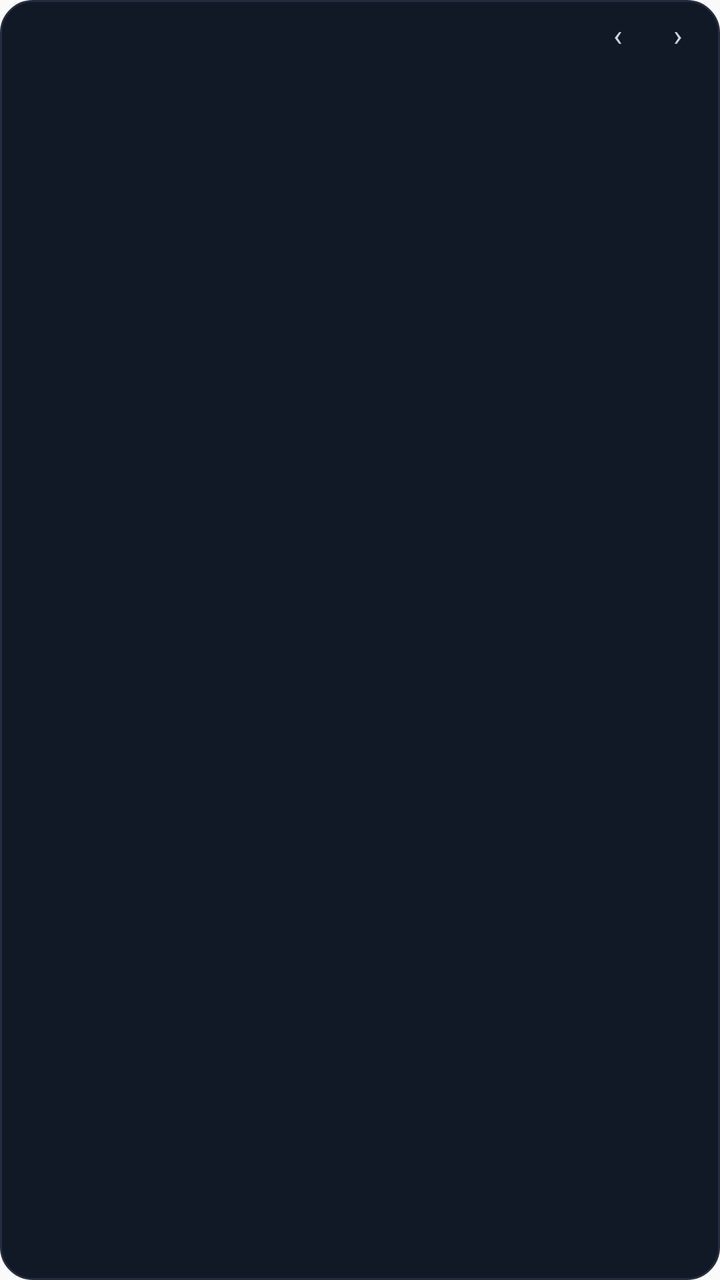
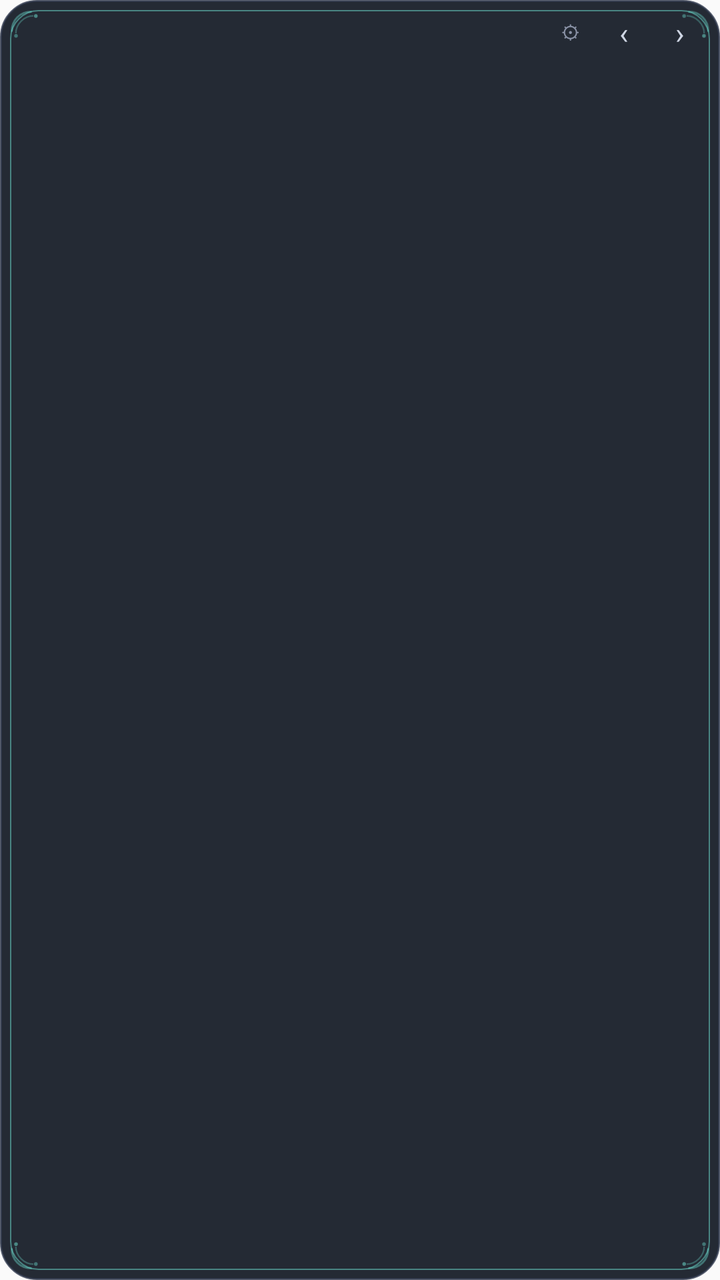

Screens rendered from an Android XML layout before and after an edit, with the pre-edit source and the edit as a unified diff.
<!-- AndroidManifest.xml: application theme Theme.HorizonBrief -->
<!-- res/layout/widget_card.xml -->
<?xml version="1.0" encoding="utf-8"?>
<FrameLayout xmlns:android="http://schemas.android.com/apk/res/android"
    android:layout_width="match_parent"
    android:layout_height="match_parent"
    android:background="@drawable/bg_widget">

    <LinearLayout
        android:id="@+id/w_multi"
        android:layout_width="match_parent"
        android:layout_height="match_parent"
        android:orientation="vertical"
        android:paddingLeft="12dp"
        android:paddingRight="6dp"
        android:paddingTop="7dp"
        android:paddingBottom="7dp">

        <LinearLayout
            android:layout_width="match_parent"
            android:layout_height="16dp"
            android:gravity="center_vertical"
            android:orientation="horizontal">

            <TextView
                android:id="@+id/w_date"
                android:layout_width="0dp"
                android:layout_height="wrap_content"
                android:layout_weight="1"
                android:ellipsize="end"
                android:maxLines="1"
                android:singleLine="true"
                android:textColor="#8b93a7"
                android:textSize="9sp" />

            <TextView
                android:id="@+id/w_page"
                android:layout_width="wrap_content"
                android:layout_height="wrap_content"
                android:layout_marginStart="6dp"
                android:textColor="#6f7789"
                android:textSize="9sp" />

            <TextView
                android:id="@+id/w_prev"
                android:layout_width="30dp"
                android:layout_height="16dp"
                android:gravity="center"
                android:text="‹"
                android:textColor="#cfd6e4"
                android:textSize="15sp" />

            <TextView
                android:id="@+id/w_next"
                android:layout_width="30dp"
                android:layout_height="16dp"
                android:gravity="center"
                android:text="›"
                android:textColor="#cfd6e4"
                android:textSize="15sp" />
        </LinearLayout>

        
        <LinearLayout
            android:id="@+id/w_r1"
            android:layout_width="match_parent"
            android:layout_height="0dp"
            android:layout_weight="1"
            android:gravity="center_vertical"
            android:orientation="horizontal">

            <TextView
                android:id="@+id/w_t1"
                android:layout_width="0dp"
                android:layout_height="wrap_content"
                android:layout_weight="1"
                android:ellipsize="end"
                android:maxLines="1"
                android:singleLine="true"
                android:textColor="#e2e8f4"
                android:textSize="12sp" />

            <TextView
                android:id="@+id/w_s1"
                android:layout_width="wrap_content"
                android:layout_height="wrap_content"
                android:layout_marginStart="6dp"
                android:textColor="#4fd1c5"
                android:textSize="9sp" />
        </LinearLayout>

        <LinearLayout
            android:id="@+id/w_r2"
            android:layout_width="match_parent"
            android:layout_height="0dp"
            android:layout_weight="1"
            android:gravity="center_vertical"
            android:orientation="horizontal">

            <TextView
                android:id="@+id/w_t2"
                android:layout_width="0dp"
                android:layout_height="wrap_content"
                android:layout_weight="1"
                android:ellipsize="end"
                android:maxLines="1"
                android:singleLine="true"
                android:textColor="#e2e8f4"
                android:textSize="12sp" />

            <TextView
                android:id="@+id/w_s2"
                android:layout_width="wrap_content"
                android:layout_height="wrap_content"
                android:layout_marginStart="6dp"
                android:textColor="#4fd1c5"
                android:textSize="9sp" />
        </LinearLayout>

        <LinearLayout
            android:id="@+id/w_r3"
            android:layout_width="match_parent"
            android:layout_height="0dp"
            android:layout_weight="1"
            android:gravity="center_vertical"
            android:orientation="horizontal">

            <TextView
                android:id="@+id/w_t3"
                android:layout_width="0dp"
                android:layout_height="wrap_content"
                android:layout_weight="1"
                android:ellipsize="end"
                android:maxLines="1"
                android:singleLine="true"
                android:textColor="#e2e8f4"
                android:textSize="12sp" />

            <TextView
                android:id="@+id/w_s3"
                android:layout_width="wrap_content"
                android:layout_height="wrap_content"
                android:layout_marginStart="6dp"
                android:textColor="#4fd1c5"
                android:textSize="9sp" />
        </LinearLayout>

        <LinearLayout
            android:id="@+id/w_r4"
            android:layout_width="match_parent"
            android:layout_height="0dp"
            android:layout_weight="1"
            android:gravity="center_vertical"
            android:orientation="horizontal">

            <TextView
                android:id="@+id/w_t4"
                android:layout_width="0dp"
                android:layout_height="wrap_content"
                android:layout_weight="1"
                android:ellipsize="end"
                android:maxLines="1"
                android:singleLine="true"
                android:textColor="#e2e8f4"
                android:textSize="12sp" />

            <TextView
                android:id="@+id/w_s4"
                android:layout_width="wrap_content"
                android:layout_height="wrap_content"
                android:layout_marginStart="6dp"
                android:textColor="#4fd1c5"
                android:textSize="9sp" />
        </LinearLayout>

        <LinearLayout
            android:id="@+id/w_r5"
            android:layout_width="match_parent"
            android:layout_height="0dp"
            android:layout_weight="1"
            android:gravity="center_vertical"
            android:orientation="horizontal">

            <TextView
                android:id="@+id/w_t5"
                android:layout_width="0dp"
                android:layout_height="wrap_content"
                android:layout_weight="1"
                android:ellipsize="end"
                android:maxLines="1"
                android:singleLine="true"
                android:textColor="#e2e8f4"
                android:textSize="12sp" />

            <TextView
                android:id="@+id/w_s5"
                android:layout_width="wrap_content"
                android:layout_height="wrap_content"
                android:layout_marginStart="6dp"
                android:textColor="#4fd1c5"
                android:textSize="9sp" />
        </LinearLayout>

        <LinearLayout
            android:id="@+id/w_r6"
            android:layout_width="match_parent"
            android:layout_height="0dp"
            android:layout_weight="1"
            android:gravity="center_vertical"
            android:orientation="horizontal">

            <TextView
                android:id="@+id/w_t6"
                android:layout_width="0dp"
                android:layout_height="wrap_content"
                android:layout_weight="1"
                android:ellipsize="end"
                android:maxLines="1"
                android:singleLine="true"
                android:textColor="#e2e8f4"
                android:textSize="12sp" />

            <TextView
                android:id="@+id/w_s6"
                android:layout_width="wrap_content"
                android:layout_height="wrap_content"
                android:layout_marginStart="6dp"
                android:textColor="#4fd1c5"
                android:textSize="9sp" />
        </LinearLayout>
    </LinearLayout>

    
    <LinearLayout
        android:id="@+id/w_single"
        android:layout_width="match_parent"
        android:layout_height="match_parent"
        android:gravity="center_vertical"
        android:orientation="horizontal"
        android:paddingLeft="12dp"
        android:paddingRight="4dp"
        android:visibility="gone">

        <TextView
            android:id="@+id/w_stitle"
            android:layout_width="0dp"
            android:layout_height="wrap_content"
            android:layout_weight="1"
            android:ellipsize="end"
            android:maxLines="1"
            android:singleLine="true"
            android:textColor="#e2e8f4"
            android:textSize="12sp" />

        <TextView
            android:id="@+id/w_stime"
            android:layout_width="wrap_content"
            android:layout_height="wrap_content"
            android:layout_marginStart="6dp"
            android:textColor="#8b93a7"
            android:textSize="9sp" />

        <TextView
            android:id="@+id/w_sprev"
            android:layout_width="30dp"
            android:layout_height="match_parent"
            android:gravity="center"
            android:text="‹"
            android:textColor="#cfd6e4"
            android:textSize="16sp" />

        <TextView
            android:id="@+id/w_snext"
            android:layout_width="30dp"
            android:layout_height="match_parent"
            android:gravity="center"
            android:text="›"
            android:textColor="#cfd6e4"
            android:textSize="16sp" />
    </LinearLayout>
</FrameLayout>
<!-- resources referenced by this layout -->
<resources>
  <!-- drawable bg_widget (drawable) -->
  <?xml version="1.0" encoding="utf-8"?>
  <shape xmlns:android="http://schemas.android.com/apk/res/android" android:shape="rectangle">
      <solid android:color="#111926" />
      <corners android:radius="16dp" />
      <stroke android:width="1dp" android:color="#242d40" />
  </shape>
  <style name="Theme.HorizonBrief" parent="Theme.AppCompat.DayNight.NoActionBar">
          <item name="android:statusBarColor">#FF2563EB</item>
          <item name="android:windowLightStatusBar">false</item>
          <item name="android:navigationBarColor">#FFF5F7FB</item>
      </style>
</resources>

<!-- the commit's change to res/layout/widget_card.xml (unified diff, before → after) -->
@@ -1,22 +1,61 @@
 <?xml version="1.0" encoding="utf-8"?>
+
 <FrameLayout xmlns:android="http://schemas.android.com/apk/res/android"
+    android:id="@+id/w_root"
     android:layout_width="match_parent"
     android:layout_height="match_parent"
-    android:background="@drawable/bg_widget">
+    android:background="@drawable/bg_widget_a090">
+
+    
+    <ImageView
+        android:layout_width="20dp"
+        android:layout_height="20dp"
+        android:layout_gravity="top|start"
+        android:layout_margin="5dp"
+        android:contentDescription="@null"
+        android:rotation="0"
+        android:src="@drawable/ic_corner_curl" />
+
+    <ImageView
+        android:layout_width="20dp"
+        android:layout_height="20dp"
+        android:layout_gravity="top|end"
+        android:layout_margin="5dp"
+        android:contentDescription="@null"
+        android:rotation="90"
+        android:src="@drawable/ic_corner_curl" />
+
+    <ImageView
+        android:layout_width="20dp"
+        android:layout_height="20dp"
+        android:layout_gravity="bottom|start"
+        android:layout_margin="5dp"
+        android:contentDescription="@null"
+        android:rotation="270"
+        android:src="@drawable/ic_corner_curl" />
+
+    <ImageView
+        android:layout_width="20dp"
+        android:layout_height="20dp"
+        android:layout_gravity="bottom|end"
+        android:layout_margin="5dp"
+        android:contentDescription="@null"
+        android:rotation="180"
+        android:src="@drawable/ic_corner_curl" />
 
     <LinearLayout
         android:id="@+id/w_multi"
         android:layout_width="match_parent"
         android:layout_height="match_parent"
         android:orientation="vertical"
-        android:paddingLeft="12dp"
-        android:paddingRight="6dp"
-        android:paddingTop="7dp"
-        android:paddingBottom="7dp">
-
-        <LinearLayout
-            android:layout_width="match_parent"
-            android:layout_height="16dp"
+        android:paddingStart="14dp"
+        android:paddingEnd="6dp"
+        android:paddingTop="6dp"
+        android:paddingBottom="4dp">
+
+        <LinearLayout
+            android:layout_width="match_parent"
+            android:layout_height="20dp"
             android:gravity="center_vertical"
             android:orientation="horizontal">
 
@@ -29,7 +68,7 @@
                 android:maxLines="1"
                 android:singleLine="true"
                 android:textColor="#8b93a7"
-                android:textSize="9sp" />
+                android:textSize="10.5sp" />
 
             <TextView
                 android:id="@+id/w_page"
@@ -37,12 +76,21 @@
                 android:layout_height="wrap_content"
                 android:layout_marginStart="6dp"
                 android:textColor="#6f7789"
-                android:textSize="9sp" />
+                android:textSize="9.5sp" />
+
+            <TextView
+                android:id="@+id/w_set"
+                android:layout_width="26dp"
+                android:layout_height="20dp"
+                android:gravity="center"
+                android:text="⚙"
+                android:textColor="#8b93a7"
+                android:textSize="9.5sp" />
 
             <TextView
                 android:id="@+id/w_prev"
-                android:layout_width="30dp"
-                android:layout_height="16dp"
+                android:layout_width="28dp"
+                android:layout_height="20dp"
                 android:gravity="center"
                 android:text="‹"
                 android:textColor="#cfd6e4"
@@ -50,20 +98,17 @@
 
             <TextView
                 android:id="@+id/w_next"
-                android:layout_width="30dp"
-                android:layout_height="16dp"
+                android:layout_width="28dp"
+                android:layout_height="20dp"
                 android:gravity="center"
                 android:text="›"
                 android:textColor="#cfd6e4"
                 android:textSize="15sp" />
         </LinearLayout>
-
-        
         <LinearLayout
             android:id="@+id/w_r1"
             android:layout_width="match_parent"
-            android:layout_height="0dp"
-            android:layout_weight="1"
+            android:layout_height="26dp"
             android:gravity="center_vertical"
             android:orientation="horizontal">
 
@@ -76,22 +121,22 @@
                 android:maxLines="1"
                 android:singleLine="true"
                 android:textColor="#e2e8f4"
-                android:textSize="12sp" />
+                android:textSize="12.5sp" />
 
             <TextView
                 android:id="@+id/w_s1"
                 android:layout_width="wrap_content"
                 android:layout_height="wrap_content"
                 android:layout_marginStart="6dp"
-                android:textColor="#4fd1c5"
-                android:textSize="9sp" />
+                android:maxLines="1"
+                android:textColor="#4fd1c5"
+                android:textSize="9.5sp" />
         </LinearLayout>
 
         <LinearLayout
             android:id="@+id/w_r2"
             android:layout_width="match_parent"
-            android:layout_height="0dp"
-            android:layout_weight="1"
+            android:layout_height="26dp"
             android:gravity="center_vertical"
             android:orientation="horizontal">
 
@@ -104,22 +149,22 @@
                 android:maxLines="1"
                 android:singleLine="true"
                 android:textColor="#e2e8f4"
-                android:textSize="12sp" />
+                android:textSize="12.5sp" />
 
             <TextView
                 android:id="@+id/w_s2"
                 android:layout_width="wrap_content"
                 android:layout_height="wrap_content"
                 android:layout_marginStart="6dp"
-                android:textColor="#4fd1c5"
-                android:textSize="9sp" />
+                android:maxLines="1"
+                android:textColor="#4fd1c5"
+                android:textSize="9.5sp" />
         </LinearLayout>
 
         <LinearLayout
             android:id="@+id/w_r3"
             android:layout_width="match_parent"
-            android:layout_height="0dp"
-            android:layout_weight="1"
+            android:layout_height="26dp"
             android:gravity="center_vertical"
             android:orientation="horizontal">
 
@@ -132,22 +177,22 @@
                 android:maxLines="1"
                 android:singleLine="true"
                 android:textColor="#e2e8f4"
-                android:textSize="12sp" />
+                android:textSize="12.5sp" />
 
             <TextView
                 android:id="@+id/w_s3"
                 android:layout_width="wrap_content"
                 android:layout_height="wrap_content"
                 android:layout_marginStart="6dp"
-                android:textColor="#4fd1c5"
-                android:textSize="9sp" />
+                android:maxLines="1"
+                android:textColor="#4fd1c5"
+                android:textSize="9.5sp" />
         </LinearLayout>
 
         <LinearLayout
             android:id="@+id/w_r4"
             android:layout_width="match_parent"
-            android:layout_height="0dp"
-            android:layout_weight="1"
+            android:layout_height="26dp"
             android:gravity="center_vertical"
             android:orientation="horizontal">
 
@@ -160,22 +205,22 @@
                 android:maxLines="1"
                 android:singleLine="true"
                 android:textColor="#e2e8f4"
-                android:textSize="12sp" />
+                android:textSize="12.5sp" />
 
             <TextView
                 android:id="@+id/w_s4"
                 android:layout_width="wrap_content"
                 android:layout_height="wrap_content"
                 android:layout_marginStart="6dp"
-                android:textColor="#4fd1c5"
-                android:textSize="9sp" />
+                android:maxLines="1"
+                android:textColor="#4fd1c5"
+                android:textSize="9.5sp" />
         </LinearLayout>
 
         <LinearLayout
             android:id="@+id/w_r5"
             android:layout_width="match_parent"
-            android:layout_height="0dp"
-            android:layout_weight="1"
+            android:layout_height="26dp"
             android:gravity="center_vertical"
             android:orientation="horizontal">
 
@@ -188,22 +233,22 @@
                 android:maxLines="1"
                 android:singleLine="true"
                 android:textColor="#e2e8f4"
-                android:textSize="12sp" />
+                android:textSize="12.5sp" />
 
             <TextView
                 android:id="@+id/w_s5"
                 android:layout_width="wrap_content"
                 android:layout_height="wrap_content"
                 android:layout_marginStart="6dp"
-                android:textColor="#4fd1c5"
-                android:textSize="9sp" />
+                android:maxLines="1"
+                android:textColor="#4fd1c5"
+                android:textSize="9.5sp" />
         </LinearLayout>
 
         <LinearLayout
             android:id="@+id/w_r6"
             android:layout_width="match_parent"
-            android:layout_height="0dp"
-            android:layout_weight="1"
+            android:layout_height="26dp"
             android:gravity="center_vertical"
             android:orientation="horizontal">
 
@@ -216,15 +261,72 @@
                 android:maxLines="1"
                 android:singleLine="true"
                 android:textColor="#e2e8f4"
-                android:textSize="12sp" />
+                android:textSize="12.5sp" />
 
             <TextView
                 android:id="@+id/w_s6"
                 android:layout_width="wrap_content"
                 android:layout_height="wrap_content"
                 android:layout_marginStart="6dp"
-                android:textColor="#4fd1c5"
-                android:textSize="9sp" />
+                android:maxLines="1"
+                android:textColor="#4fd1c5"
+                android:textSize="9.5sp" />
+        </LinearLayout>
+
+        <LinearLayout
+            android:id="@+id/w_r7"
+            android:layout_width="match_parent"
+            android:layout_height="26dp"
+            android:gravity="center_vertical"
+            android:orientation="horizontal">
+
+            <TextView
+                android:id="@+id/w_t7"
+                android:layout_width="0dp"
+                android:layout_height="wrap_content"
+                android:layout_weight="1"
+                android:ellipsize="end"
+                android:maxLines="1"
+                android:singleLine="true"
+                android:textColor="#e2e8f4"
+                android:textSize="12.5sp" />
+
+            <TextView
+                android:id="@+id/w_s7"
+                android:layout_width="wrap_content"
+                android:layout_height="wrap_content"
+                android:layout_marginStart="6dp"
+                android:maxLines="1"
+                android:textColor="#4fd1c5"
+                android:textSize="9.5sp" />
+        </LinearLayout>
+
+        <LinearLayout
+            android:id="@+id/w_r8"
+            android:layout_width="match_parent"
+            android:layout_height="26dp"
+            android:gravity="center_vertical"
+            android:orientation="horizontal">
+
+            <TextView
+                android:id="@+id/w_t8"
+                android:layout_width="0dp"
+                android:layout_height="wrap_content"
+                android:layout_weight="1"
+                android:ellipsize="end"
+                android:maxLines="1"
+                android:singleLine="true"
+                android:textColor="#e2e8f4"
+                android:textSize="12.5sp" />
+
+            <TextView
+                android:id="@+id/w_s8"
+                android:layout_width="wrap_content"
+                android:layout_height="wrap_content"
+                android:layout_marginStart="6dp"
+                android:maxLines="1"
+                android:textColor="#4fd1c5"
+                android:textSize="9.5sp" />
         </LinearLayout>
     </LinearLayout>
 
@@ -235,8 +337,8 @@
         android:layout_height="match_parent"
         android:gravity="center_vertical"
         android:orientation="horizontal"
-        android:paddingLeft="12dp"
-        android:paddingRight="4dp"
+        android:paddingStart="14dp"
+        android:paddingEnd="4dp"
         android:visibility="gone">
 
         <TextView
@@ -248,7 +350,7 @@
             android:maxLines="1"
             android:singleLine="true"
             android:textColor="#e2e8f4"
-            android:textSize="12sp" />
+            android:textSize="12.5sp" />
 
         <TextView
             android:id="@+id/w_stime"
@@ -256,24 +358,33 @@
             android:layout_height="wrap_content"
             android:layout_marginStart="6dp"
             android:textColor="#8b93a7"
-            android:textSize="9sp" />
+            android:textSize="9.5sp" />
+
+        <TextView
+            android:id="@+id/w_sset"
+            android:layout_width="26dp"
+            android:layout_height="match_parent"
+            android:gravity="center"
+            android:text="⚙"
+            android:textColor="#8b93a7"
+            android:textSize="9.5sp" />
 
         <TextView
             android:id="@+id/w_sprev"
-            android:layout_width="30dp"
+            android:layout_width="28dp"
             android:layout_height="match_parent"
             android:gravity="center"
             android:text="‹"
             android:textColor="#cfd6e4"
-            android:textSize="16sp" />
+            android:textSize="15sp" />
 
         <TextView
             android:id="@+id/w_snext"
-            android:layout_width="30dp"
+            android:layout_width="28dp"
             android:layout_height="match_parent"
             android:gravity="center"
             android:text="›"
             android:textColor="#cfd6e4"
-            android:textSize="16sp" />
+            android:textSize="15sp" />
     </LinearLayout>
 </FrameLayout>
<!-- resource entries referenced after the edit -->
@@ -1,12 +1,49 @@
 <!-- resources referenced by this layout -->
 <resources>
-  <!-- drawable bg_widget (drawable) -->
+  <!-- drawable bg_widget_a090 (drawable) -->
   <?xml version="1.0" encoding="utf-8"?>
-  <shape xmlns:android="http://schemas.android.com/apk/res/android" android:shape="rectangle">
-      <solid android:color="#111926" />
-      <corners android:radius="16dp" />
-      <stroke android:width="1dp" android:color="#242d40" />
-  </shape>
+  
+  <layer-list xmlns:android="http://schemas.android.com/apk/res/android">
+      <item>
+          <shape android:shape="rectangle">
+              <corners android:radius="18dp" />
+              <solid android:color="#E60E1520" />
+              <stroke android:width="1dp" android:color="#C62C364A" />
+          </shape>
+      </item>
+      <item android:left="5dp" android:top="5dp" android:right="5dp" android:bottom="5dp">
+          <shape android:shape="rectangle">
+              <corners android:radius="14dp" />
+              <solid android:color="#00000000" />
+              <stroke android:width="0.7dp" android:color="#7E6FE3D4" />
+          </shape>
+      </item>
+  </layer-list>
+  <!-- drawable ic_corner_curl (drawable) -->
+  <?xml version="1.0" encoding="utf-8"?>
+  
+  <vector xmlns:android="http://schemas.android.com/apk/res/android"
+      android:width="24dp"
+      android:height="24dp"
+      android:viewportWidth="24"
+      android:viewportHeight="24">
+      <path
+          android:fillColor="#00000000"
+          android:strokeColor="#666FE3D4"
+          android:strokeWidth="1.2"
+          android:pathData="M1,13 C1,6 6,1 13,1" />
+      <path
+          android:fillColor="#00000000"
+          android:strokeColor="#4D6FE3D4"
+          android:strokeWidth="0.9"
+          android:pathData="M3.5,14 C3.5,8.5 8.5,3.5 14,3.5" />
+      <path
+          android:fillColor="#806FE3D4"
+          android:pathData="M15.5,3.6 m-1.1,0 a1.1,1.1 0 1,0 2.2,0 a1.1,1.1 0 1,0 -2.2,0" />
+      <path
+          android:fillColor="#666FE3D4"
+          android:pathData="M3.6,15.5 m-1.1,0 a1.1,1.1 0 1,0 2.2,0 a1.1,1.1 0 1,0 -2.2,0" />
+  </vector>
   <style name="Theme.HorizonBrief" parent="Theme.AppCompat.DayNight.NoActionBar">
           <item name="android:statusBarColor">#FF2563EB</item>
           <item name="android:windowLightStatusBar">false</item>
